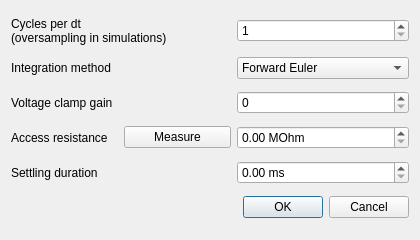
Above: src/gui/rundatadialog.ui from CompEphys-team/rtdo before the change. Below: the same form after it.
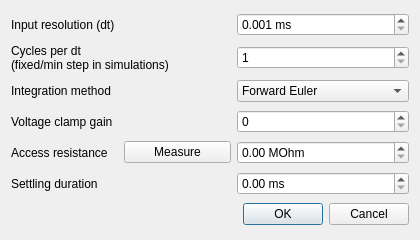
That is the form after the change.

The edit to the form file:
```diff
--- a/src/gui/rundatadialog.ui
+++ b/src/gui/rundatadialog.ui
@@ -14,7 +14,17 @@
    <string>RunData</string>
   </property>
   <layout class="QGridLayout" name="gridLayout">
-   <item row="0" column="2">
+   <item row="4" column="2">
+    <widget class="QDoubleSpinBox" name="accessResistance">
+     <property name="suffix">
+      <string> MOhm</string>
+     </property>
+     <property name="maximum">
+      <double>999.990000000000009</double>
+     </property>
+    </widget>
+   </item>
+   <item row="1" column="2">
     <widget class="QSpinBox" name="simCycles">
      <property name="minimum">
       <number>1</number>
@@ -24,7 +34,7 @@
      </property>
     </widget>
    </item>
-   <item row="4" column="2">
+   <item row="5" column="2">
     <widget class="QDoubleSpinBox" name="settleDuration">
      <property name="suffix">
       <string> ms</string>
@@ -34,31 +44,29 @@
      </property>
     </widget>
    </item>
-   <item row="2" column="2">
+   <item row="3" column="2">
     <widget class="QSpinBox" name="clampGain">
      <property name="maximum">
       <number>1000000</number>
      </property>
     </widget>
    </item>
-   <item row="6" column="1" colspan="2">
+   <item row="1" column="0" colspan="2">
+    <widget class="QLabel" name="label">
+     <property name="text">
+      <string>Cycles per dt
+(fixed/min step in simulations)</string>
+     </property>
+    </widget>
+   </item>
+   <item row="7" column="1" colspan="2">
     <widget class="QDialogButtonBox" name="buttonBox">
      <property name="standardButtons">
       <set>QDialogButtonBox::Cancel|QDialogButtonBox::Ok</set>
      </property>
     </widget>
    </item>
-   <item row="3" column="2">
-    <widget class="QDoubleSpinBox" name="accessResistance">
-     <property name="suffix">
-      <string> MOhm</string>
-     </property>
-     <property name="maximum">
-      <double>999.990000000000009</double>
-     </property>
-    </widget>
-   </item>
-   <item row="3" column="1">
+   <item row="4" column="1">
     <widget class="QPushButton" name="measureResistance">
      <property name="toolTip">
       <string>&lt;html&gt;&lt;head/&gt;&lt;body&gt;&lt;p&gt;Ensure current-passing electrode is in saline and stable, and bridge balance is disabled.&lt;/p&gt;&lt;p&gt;Important note: Headstage resistance must be added to the measured value manually!&lt;/p&gt;&lt;/body&gt;&lt;/html&gt;</string>
@@ -68,43 +76,21 @@
      </property>
     </widget>
    </item>
-   <item row="3" column="0">
+   <item row="4" column="0">
     <widget class="QLabel" name="label_3">
      <property name="text">
       <string>Access resistance</string>
      </property>
     </widget>
    </item>
-   <item row="2" column="0" colspan="2">
+   <item row="3" column="0" colspan="2">
     <widget class="QLabel" name="label_2">
      <property name="text">
       <string>Voltage clamp gain</string>
      </property>
     </widget>
    </item>
-   <item row="0" column="0" colspan="2">
-    <widget class="QLabel" name="label">
-     <property name="text">
-      <string>Cycles per dt
-(oversampling in simulations)</string>
-     </property>
-    </widget>
-   </item>
-   <item row="4" column="0" colspan="2">
-    <widget class="QLabel" name="label_4">
-     <property name="text">
-      <string>Settling duration</string>
-     </property>
-    </widget>
-   </item>
-   <item row="1" column="0">
-    <widget class="QLabel" name="label_5">
-     <property name="text">
-      <string>Integration method</string>
-     </property>
-    </widget>
-   </item>
-   <item row="1" column="2">
+   <item row="2" column="2">
     <widget class="QComboBox" name="integrator">
      <item>
       <property name="text">
@@ -123,6 +109,46 @@
      </item>
     </widget>
    </item>
+   <item row="5" column="0" colspan="2">
+    <widget class="QLabel" name="label_4">
+     <property name="text">
+      <string>Settling duration</string>
+     </property>
+    </widget>
+   </item>
+   <item row="2" column="0">
+    <widget class="QLabel" name="label_5">
+     <property name="text">
+      <string>Integration method</string>
+     </property>
+    </widget>
+   </item>
+   <item row="0" column="2">
+    <widget class="QDoubleSpinBox" name="dt">
+     <property name="suffix">
+      <string> ms</string>
+     </property>
+     <property name="decimals">
+      <number>3</number>
+     </property>
+     <property name="minimum">
+      <double>0.001000000000000</double>
+     </property>
+     <property name="maximum">
+      <double>9.999000000000001</double>
+     </property>
+     <property name="singleStep">
+      <double>0.050000000000000</double>
+     </property>
+    </widget>
+   </item>
+   <item row="0" column="0" colspan="2">
+    <widget class="QLabel" name="label_6">
+     <property name="text">
+      <string>Input resolution (dt)</string>
+     </property>
+    </widget>
+   </item>
   </layout>
  </widget>
  <resources/>
```
